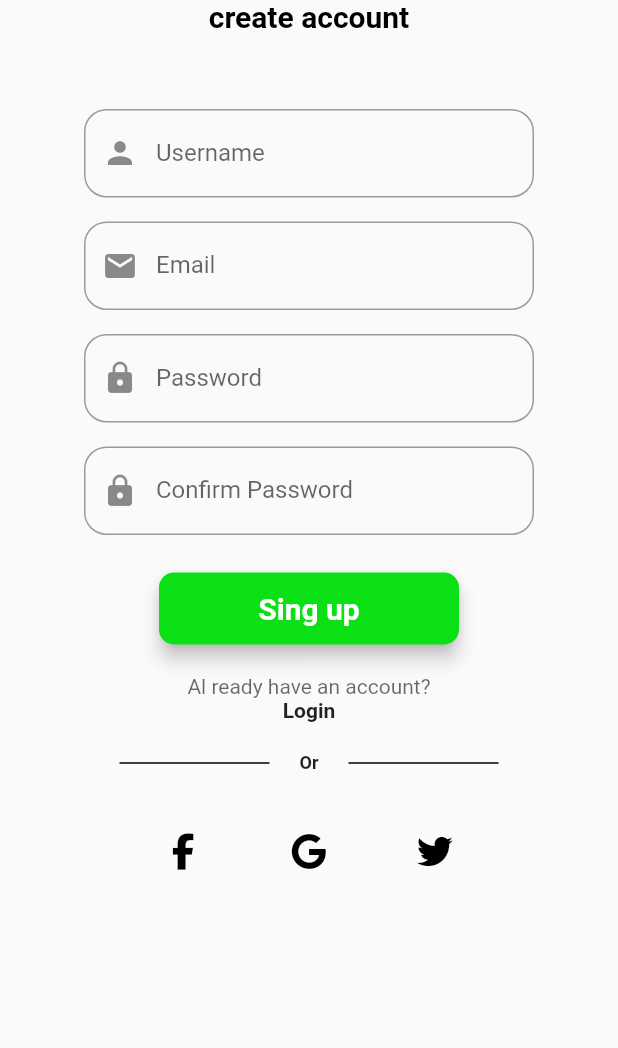
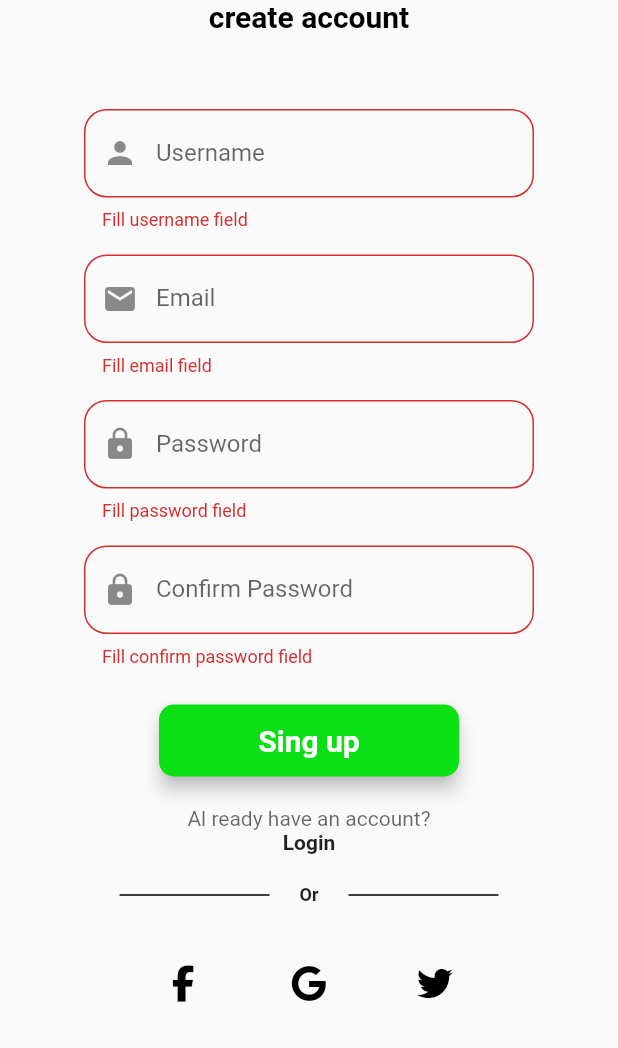
Before and after one commit to AzizBourmel1/Solution_chalenge, a Flutter app: the singup screen opened by its route, after a tap on "Sing up", on a phone screen of 412 x 824 dp, the part 188-1236 px from its top. Run offline on Flutter 3.47's test engine with Material 2 defaults, Android fonts, the light colour scheme and no system bars; our stand-ins replace awesome_dialog, firebase_auth, firebase_core, flutter_spinkit, flutter_svg, font_awesome_flutter; accounts and stored records are empty.

Commit message:
Form validation and email verification

```diff
--- a/second_life/lib/authentification/singUp.dart
+++ b/second_life/lib/authentification/singUp.dart
@@ -4,6 +4,7 @@ import 'package:flutter/src/widgets/placeholder.dart';
 import 'package:font_awesome_flutter/font_awesome_flutter.dart';
 import 'package:secondlife/authentification/login.dart';
 import 'package:firebase_auth/firebase_auth.dart';
+import 'package:awesome_dialog/awesome_dialog.dart';
 
 class singup extends StatefulWidget {
   const singup({super.key});
@@ -13,16 +14,52 @@ class singup extends StatefulWidget {
 }
 
 class _singupState extends State<singup> {
+  GlobalKey<FormState> formState = new GlobalKey<FormState>();
   TextEditingController _usernameController = new TextEditingController();
   TextEditingController _emailController = new TextEditingController();
   TextEditingController _passwordController = new TextEditingController();
+  TextEditingController _confirmPasswordController = new TextEditingController();
+
+  signUp() async {
+    var formData = formState.currentState;
+    if(formData!.validate()){
+      if (_passwordController.text != _confirmPasswordController.text){
+        AwesomeDialog(context:context,dialogType: DialogType.error,title:"Error",desc:"Password and Confirm Password are different").show();
+      }else{
+        try {
+        UserCredential userCredential = await FirebaseAuth.instance.createUserWithEmailAndPassword(
+          email: _emailController.text.trim(),
+          password: _passwordController.text.trim()
+        );
+        AwesomeDialog(context:context,dialogType: DialogType.success,title:"Congratulation",desc:"Account created successfully check your email for validation").show();
+        User? user = FirebaseAuth.instance.currentUser!;
+        await user.sendEmailVerification();
+        return userCredential;
+      } on FirebaseAuthException catch (e) {
+        if (e.code == 'weak-password') {
+            AwesomeDialog(context:context,dialogType: DialogType.error,title:"Error",desc:"The password provided is too weak").show();
+        } else if (e.code == 'email-already-in-use') {
+            AwesomeDialog(context:context,dialogType: DialogType.error,title:"Error",desc:"The account already exists for that email").show();
+        }
+      } catch (e) {
+        print(e);
+      }
+      }
+    }else{
+      print("not valid");
+    }
+
+  }
+
   @override
   Widget build(BuildContext context) {
     return Scaffold(
       body: SingleChildScrollView(
         child: Padding(
           padding: const EdgeInsets.all(50.0),
-          child: Column(
+          child: Form(
+            key: formState,
+            child: Column(
             children: [
               SizedBox(
                 height: 40,
@@ -46,6 +83,14 @@ class _singupState extends State<singup> {
                 width: 300,
                 child: TextFormField(
                   keyboardType: TextInputType.emailAddress,
+                  validator: (val){
+                    if(val == ""){
+                      return "Fill username field";
+                    }
+                    if (val!.length <= 2){
+                      return "Username must be at least 3 characters";
+                    }
+                  },
                   controller: _usernameController,
                   decoration: InputDecoration(
                     prefixIcon: Icon(Icons.person),
@@ -63,6 +108,11 @@ class _singupState extends State<singup> {
                 width: 300,
                 child: TextFormField(
                   keyboardType: TextInputType.emailAddress,
+                  validator: (val){
+                    if(val == ""){
+                      return "Fill email field";
+                    }
+                  },
                   controller: _emailController,
                   decoration: InputDecoration(
                     prefixIcon: Icon(Icons.mail),
@@ -81,6 +131,14 @@ class _singupState extends State<singup> {
                 child: TextFormField(
                   obscureText: true,
                   keyboardType: TextInputType.visiblePassword,
+                  validator: (val){
+                    if(val == ""){
+                      return "Fill password field";
+                    }
+                    if (val!.length < 8){
+                      return "Password must be at least 8 characters";
+                    }
+                  },
                   controller: _passwordController,
                   decoration: InputDecoration(
                     prefixIcon: Icon(Icons.lock),
@@ -99,6 +157,15 @@ class _singupState extends State<singup> {
                 child: TextFormField(
                   obscureText: true,
                   keyboardType: TextInputType.visiblePassword,
+                  validator: (val){
+                    if(val == ""){
+                      return "Fill confirm password field";
+                    }
+                    if (val!.length < 8){
+                      return "Confirm password must be at least 8 characters";
+                    }
+                  },
+                  controller: _confirmPasswordController,
                   decoration: InputDecoration(
                     prefixIcon: Icon(Icons.lock),
                     label: Text("Confirm Password"),
@@ -118,21 +185,8 @@ class _singupState extends State<singup> {
                   color: Color.fromARGB(255, 11, 224, 21),
                   borderRadius: BorderRadius.circular(10),
                   child: MaterialButton(
-                    onPressed: () {
-                      try {
-                            FirebaseAuth.instance.createUserWithEmailAndPassword(
-                              email: _emailController.text,
-                              password: _passwordController.text
-                            );
-                          } on FirebaseAuthException catch (e) {
-                            if (e.code == 'weak-password') {
-                              print('The password provided is too weak.');
-                            } else if (e.code == 'email-already-in-use') {
-                              print('The account already exists for that email.');
-                            }
-                          } catch (e) {
-                            print(e);
-                          }
+                    onPressed: () async{
+                    await signUp();
                     },
                     child: Text(
                       "Sing up",
@@ -239,6 +293,7 @@ class _singupState extends State<singup> {
               ),
             ],
           ),
+          )
         ),
       ),
     );
--- a/second_life/pubspec.yaml
+++ b/second_life/pubspec.yaml
@@ -42,6 +42,7 @@ dependencies:
   font_awesome_flutter: ^10.4.0
   firebase_core: ^2.7.0
   firebase_auth: ^4.2.9
+  awesome_dialog: ^3.0.2
 
 
 
```
Also changed, not shown: second_life/lib/authentification/login.dart (+47 -14 lines), second_life/pubspec.lock.
